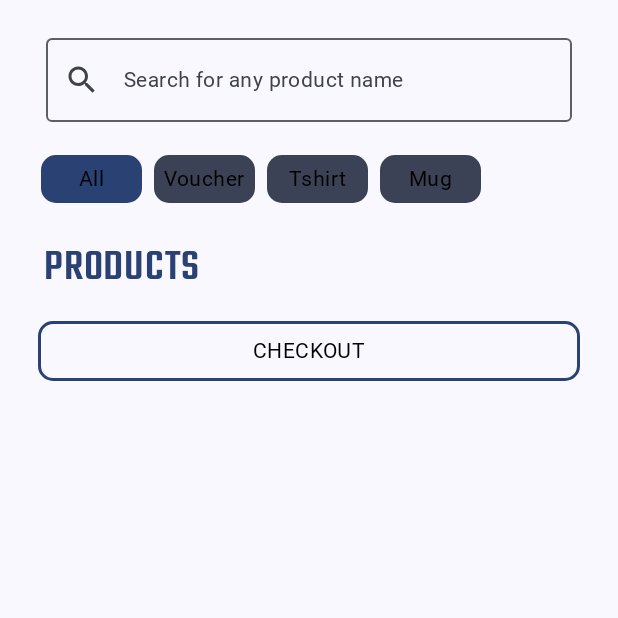
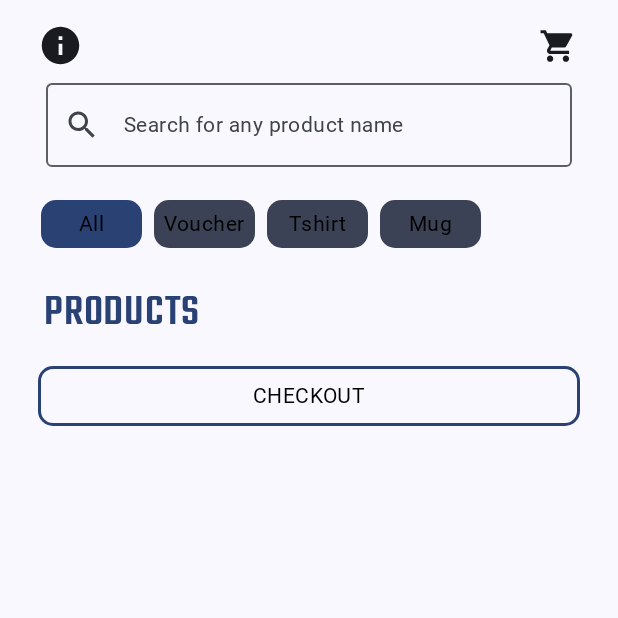
Before and after one commit to aloarte/Shopwise, an Android app built with Jetpack Compose: the screen it shows after launch (MainActivity), on a phone screen of 412 x 824 dp, the top half of it. Run offline under Robolectric (Android 15) with nearby library versions, the light colour scheme and no system bars; our stand-ins replace Dagger/Hilt's generated code; Roboto replaces fonts that are not available here.

Commit message:
List icon row created

```diff
--- a/app/src/main/java/com/aloarte/shopwise/domain/ShoppingCart.kt
+++ b/app/src/main/java/com/aloarte/shopwise/domain/ShoppingCart.kt
@@ -27,6 +27,8 @@ class ShoppingCart(private val cartParams: ShoppingCartParams) {
         return vouchersPrice + tshirtsPrice + nonDiscountedItemsPrice
     }
 
+    fun productsNumber() = products.size
+
     private fun getVouchersPrice(voucherCount: Int, voucherPrice: Double) =  (voucherCount - (voucherCount / cartParams.voucherDiscountThreshold)) * voucherPrice
 
     private fun getTshirtsPrice(tshirtCount: Int, shirtsPrice: Double) = when {
--- a/app/src/main/java/com/aloarte/shopwise/presentation/MainActivity.kt
+++ b/app/src/main/java/com/aloarte/shopwise/presentation/MainActivity.kt
@@ -33,6 +33,10 @@ class MainActivity : ComponentActivity() {
                             is UiEvent.AddProduct -> {
                                 viewModel.addItemToCart(event.product, event.quantity)
                             }
+
+                            UiEvent.GoCheckout -> {
+
+                            }
                         }
                     }
                 }
--- a/app/src/main/java/com/aloarte/shopwise/presentation/UiEvent.kt
+++ b/app/src/main/java/com/aloarte/shopwise/presentation/UiEvent.kt
@@ -4,5 +4,5 @@ import com.aloarte.shopwise.domain.ProductBo
 
 sealed interface UiEvent {
     data class AddProduct(val product: ProductBo, val quantity: Int) : UiEvent
-
+    object GoCheckout : UiEvent
 }
--- a/app/src/main/java/com/aloarte/shopwise/presentation/UiState.kt
+++ b/app/src/main/java/com/aloarte/shopwise/presentation/UiState.kt
@@ -20,5 +20,6 @@ data class UiState(
         )
     ),
     val productList: List<ProductBo> = emptyList(),
-    val cartValue: Double = 0.0
+    val cartValue: Double = 0.0,
+    val cartSize:Int=0
 )
--- a/app/src/main/java/com/aloarte/shopwise/presentation/compose/list/CListIcons.kt
+++ b/app/src/main/java/com/aloarte/shopwise/presentation/compose/list/CListIcons.kt
@@ -1,7 +1,92 @@
 package com.aloarte.shopwise.presentation.compose.list
 
+import androidx.compose.foundation.background
+import androidx.compose.foundation.clickable
+import androidx.compose.foundation.layout.Arrangement
+import androidx.compose.foundation.layout.Box
+import androidx.compose.foundation.layout.Row
+import androidx.compose.foundation.layout.fillMaxWidth
+import androidx.compose.foundation.layout.height
+import androidx.compose.foundation.layout.padding
+import androidx.compose.foundation.layout.width
+import androidx.compose.foundation.shape.CircleShape
+import androidx.compose.material.icons.Icons
+import androidx.compose.material.icons.filled.Info
+import androidx.compose.material.icons.filled.ShoppingCart
+import androidx.compose.material3.Icon
+import androidx.compose.material3.MaterialTheme
+import androidx.compose.material3.Text
 import androidx.compose.runtime.Composable
+import androidx.compose.ui.Alignment
+import androidx.compose.ui.Modifier
+import androidx.compose.ui.draw.clip
+import androidx.compose.ui.graphics.Color
+import androidx.compose.ui.res.stringResource
+import androidx.compose.ui.text.font.FontWeight
+import androidx.compose.ui.unit.dp
+import androidx.compose.ui.unit.sp
+import com.aloarte.shopwise.R
 
 @Composable
-fun IconsRow() {
+fun IconsRow(cartSize: Int, onGoToCheckout:()->Unit) {
+    Row(
+        Modifier
+            .fillMaxWidth()
+            .padding(horizontal = 10.dp)
+    ) {
+        Box(Modifier.fillMaxWidth()) {
+            Icon(
+                modifier = Modifier
+                    .align(Alignment.CenterStart)
+                    .height(30.dp)
+                    .width(30.dp),
+                imageVector = Icons.Default.Info,
+                contentDescription = stringResource(id = R.string.img_desc_info_icon)
+            )
+
+            CartIcon(
+                cartSize, Modifier
+                    .align(Alignment.CenterEnd)
+                    .height(30.dp)
+                    .width(30.dp)
+                    .clickable(onClick = onGoToCheckout),
+            )
+
+        }
+    }
 }
+
+@Composable
+fun CartIcon(cartSize: Int, modifier: Modifier) {
+    Box(modifier = modifier) {
+        Icon(
+            modifier = Modifier
+                .height(25.dp)
+                .width(25.dp)
+                .align(Alignment.Center),
+            imageVector = Icons.Default.ShoppingCart,
+            contentDescription = stringResource(id = R.string.img_desc_cart_icon)
+        )
+        if(cartSize>0){
+            Row(
+                modifier = Modifier
+                    .clip(CircleShape)
+                    .height(15.dp)
+                    .width(15.dp)
+                    .align(Alignment.TopEnd).background(Color.Red),
+
+                verticalAlignment = Alignment.CenterVertically, horizontalArrangement = Arrangement.Center
+            ) {
+                Text(
+                    color = Color.White,
+                    fontSize =10.sp,
+                    style = MaterialTheme.typography.headlineSmall,
+                    fontWeight = FontWeight.ExtraLight,
+                    text = cartSize.toString()
+                )
+            }
+        }
+
+    }
+
+}
--- a/app/src/main/java/com/aloarte/shopwise/presentation/compose/list/CListScreen.kt
+++ b/app/src/main/java/com/aloarte/shopwise/presentation/compose/list/CListScreen.kt
@@ -38,7 +38,10 @@ fun ListScreen(navController: NavController, state: UiState, onEventTriggered: (
             .padding(vertical = 15.dp, horizontal = 15.dp)
             .scrollable(state = scrollState, orientation = Orientation.Vertical)
     ) {
-        IconsRow()
+        IconsRow(state.cartSize){
+            onEventTriggered.invoke(UiEvent.GoCheckout)
+
+        }
         Spacer(modifier = Modifier.height(10.dp))
         SearchRow {
             searchText = it
--- a/app/src/main/java/com/aloarte/shopwise/presentation/compose/navigation/Navigation.kt
+++ b/app/src/main/java/com/aloarte/shopwise/presentation/compose/navigation/Navigation.kt
@@ -15,12 +15,22 @@ import com.aloarte.shopwise.presentation.compose.payment.PaymentScreen
 import com.aloarte.shopwise.presentation.compose.result.ResultScreen
 
 @Composable
-fun NavigationComponent(state:UiState,onEventTriggered:(UiEvent)->Unit) {
+fun NavigationComponent(state: UiState, onEventTriggered: (UiEvent) -> Unit) {
     val navController = rememberNavController()
     NavHost(navController = navController, startDestination = Screen.ListScreen.route) {
 
         composable(route = Screen.ListScreen.route) {
-            ListScreen(navController = navController, state = state, onEventTriggered=onEventTriggered)
+            ListScreen(
+                navController = navController,
+                state = state,
+                onEventTriggered = {
+                    when(it){
+                        UiEvent.GoCheckout -> navController.navigate(Screen.PaymentScreen.route)
+                        else -> onEventTriggered.invoke(it)
+                    }
+
+                }
+            )
         }
         composable(
             route = Screen.DetailScreen.route + "/{productType}",
@@ -30,7 +40,7 @@ fun NavigationComponent(state:UiState,onEventTriggered:(UiEvent)->Unit) {
                     defaultValue = "UNKNOWN"
                     nullable = true
                 })
-        ) { entry->
+        ) { entry ->
             DetailScreen(productType = entry.arguments?.getString("productType"))
 
         }
--- a/app/src/main/res/values/strings.xml
+++ b/app/src/main/res/values/strings.xml
@@ -11,6 +11,8 @@
     <string name="img_desc_product">Product image</string>
     <string name="img_desc_like_icon">Like icon</string>
     <string name="img_desc_search_icon">"Search icon"</string>
+    <string name="img_desc_cart_icon">"Cart icon"</string>
+    <string name="img_desc_info_icon">"Info icon"</string>
 
 
 </resources>
```
Also changed, not shown: app/src/main/java/com/aloarte/shopwise/presentation/MainViewModel.kt (+8 -4 lines).
